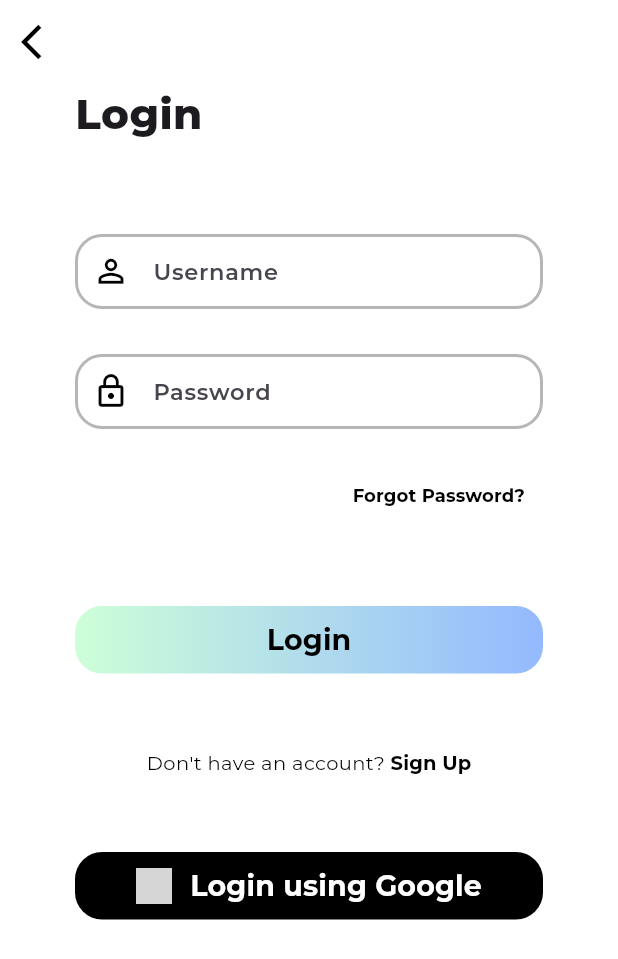
After one commit to tunaerol/CS310-Project, a Flutter app: the LoginPage screen opened by its route, on a phone screen of 412 x 824 dp. The commit adds this screen. Shown: the top 959 px of the screen. Run offline on Flutter 3.47's test engine with Material 3 defaults, Android fonts, the phone set to English and light mode, and no system bars; our stand-ins replace google_fonts; network calls fail; grey boxes are pictures that could not be loaded.

Commit message:
Created login page, There was already opening page. Connected Between

```diff
--- /dev/null
+++ b/build_your_focus/lib/Entrance/login_page.dart
@@ -0,0 +1,203 @@
+import 'package:flutter/material.dart';
+import 'package:google_fonts/google_fonts.dart';
+
+class LoginPage extends StatefulWidget {
+  const LoginPage({super.key});
+
+  @override
+  State<LoginPage> createState() => _LoginPageState();
+}
+
+class _LoginPageState extends State<LoginPage> {
+  @override
+  Widget build(BuildContext context) {
+    return Scaffold(
+      appBar: AppBar(
+        backgroundColor: Colors.white,
+        leading: IconButton(icon: Icon(Icons.arrow_back_ios,color: Colors.black,size: 28,), onPressed: () {
+          Navigator.popUntil(context, ModalRoute.withName('/'));
+        },),
+      ),
+      backgroundColor: Colors.white,
+      body: Padding(
+        padding: const EdgeInsets.only(right: 50.0, left: 50.0),
+        child: Column(
+          children: [
+            Row(
+              children: [
+                Text("Login",style: GoogleFonts.montserrat(fontSize: 28 ,fontWeight: FontWeight.w800),)
+              ],
+            ),
+            SizedBox(height: 60),
+
+            Container(
+              height: 50 ,
+              decoration: BoxDecoration(
+                color: Colors.white,
+              ),
+              child: TextField(
+                style: GoogleFonts.montserrat(fontSize: 15,fontWeight: FontWeight.w600),
+                maxLines:1,
+                decoration: InputDecoration(
+                  labelText: "Username",
+                  labelStyle: GoogleFonts.montserrat(fontSize: 15,fontWeight: FontWeight.w600),
+                  prefixIcon: Icon(Icons.person_outline,color: Colors.black, size:25 ,),
+                  enabledBorder: OutlineInputBorder(
+                    borderRadius: BorderRadius.circular(18),
+                    borderSide: BorderSide(color: Color(0xFFB6B6B6),width: 2),
+                  ),
+                  focusedBorder: OutlineInputBorder(
+                    borderRadius: BorderRadius.circular(18),
+                    borderSide: BorderSide(color: Colors.black,width: 2),
+                  ),
+                ),
+              ),
+            ),
+
+            SizedBox(height: 30),
+
+
+
+
+            Container(
+              height: 50 ,
+              decoration: BoxDecoration(
+                color: Colors.white,
+              ),
+
+              child: TextField(
+                style: GoogleFonts.montserrat(fontSize: 15,fontWeight: FontWeight.w600),
+                maxLines:1,
+                decoration: InputDecoration(
+                  labelText: "Password",
+                  labelStyle: GoogleFonts.montserrat(fontSize: 15,fontWeight: FontWeight.w600),
+                  prefixIcon: Icon(Icons.lock_outline,color: Colors.black, size:25 ,),
+                  enabledBorder: OutlineInputBorder(
+                    borderRadius: BorderRadius.circular(18),
+                    borderSide: BorderSide(color: Color(0xFFB6B6B6),width: 2),
+                  ),
+                  focusedBorder: OutlineInputBorder(
+                    borderRadius: BorderRadius.circular(18),
+                    borderSide: BorderSide(color: Colors.black,width: 2),
+                  ),
+                ),
+              ),
+            ),
+
+
+            SizedBox(height: 20,),
+            Align(
+              alignment: Alignment.centerRight,
+              child: TextButton(
+                onPressed: null, // Null for now designed after
+                child: Text(
+                  "Forgot Password?",
+                  style: GoogleFonts.montserrat(
+                    fontSize: 12,
+                    fontWeight: FontWeight.w700,
+                    color: Colors.black,
+                  ),
+                ),
+              ),
+            ),
+
+            SizedBox(height: 50),
+            SizedBox(
+              width: double.infinity,
+              height: 45,
+              child: Container(
+                decoration: BoxDecoration(
+                  gradient: const LinearGradient(
+                    colors: [Color(0xFFcdffd8), Color(0xFF94b9ff)],
+                    begin: Alignment.centerLeft,
+                    end: Alignment.centerRight,
+                  ),
+                  borderRadius: BorderRadius.circular(18),
+                ),
+                child: ElevatedButton(
+                  onPressed: () {
+
+                  },
+                  style: ElevatedButton.styleFrom(
+                    backgroundColor: Colors.transparent,
+                    shadowColor: Colors.transparent,
+                    shape: RoundedRectangleBorder(
+                      borderRadius: BorderRadius.circular(18),
+                    ),
+                    elevation: 0,
+                  ),
+                  child: Text(
+                    "Login",
+                    style: GoogleFonts.montserrat(
+                      fontSize: 19,
+                      fontWeight: FontWeight.w700,
+                      color: Colors.black,
+                    ),
+                  ),
+                ),
+              ),
+            ),
+
+            SizedBox(height:50),
+            Align(
+              alignment: Alignment.center,
+              child: Row(
+                mainAxisAlignment: MainAxisAlignment.center,
+                children: [
+                  Text("Don't have an account? ", style: GoogleFonts.montserrat(fontSize:13, fontWeight: FontWeight.w400 ,color: Colors.black),),
+                  TextButton(
+                      onPressed: (){
+
+                      },
+                      style: TextButton.styleFrom(
+                        padding: EdgeInsets.zero,
+                        minimumSize: Size(0, 0),
+                        tapTargetSize: MaterialTapTargetSize.shrinkWrap,
+                      ),
+                      child: Text("Sign Up",style: GoogleFonts.montserrat(fontSize:13, fontWeight: FontWeight.w700 ,color: Colors.black),)
+                  )
+                ],
+              ),
+            ),
+            SizedBox(height: 50,),
+
+            SizedBox(
+              width: double.infinity,
+              height: 45,
+              child: ElevatedButton(
+                onPressed: () {},
+                style: ElevatedButton.styleFrom(
+                  backgroundColor: const Color(0xFF000000),
+                  shape: RoundedRectangleBorder(
+                    borderRadius: BorderRadius.circular(18),
+                  ),
+                  elevation: 0,
+                ),
+                child: Row(
+                  mainAxisAlignment: MainAxisAlignment.center,
+                  children: [
+                    Image.network(
+                      'https://www.google.com/images/branding/googleg/1x/googleg_standard_color_128dp.png', //found in network and directly added with link
+                      height: 24,
+                      width: 24,
+                    ),
+                    SizedBox(width: 12),
+                    Text(
+                      "Login using Google",
+                      style: GoogleFonts.montserrat(
+                        fontSize: 19,
+                        fontWeight: FontWeight.w700,
+                        color: Colors.white,
+                      ),
+                    ),
+                  ],
+                ),
+              ),
+            ),
+
+          ],
+        ),
+      ),
+    );
+  }
+}
--- a/build_your_focus/lib/main.dart
+++ b/build_your_focus/lib/main.dart
@@ -1,5 +1,6 @@
 import 'package:flutter/material.dart';
 import 'Entrance/opening_page.dart';
+import 'Entrance/login_page.dart';
 
 void main(){
   runApp(const FocusApp());
@@ -20,6 +21,7 @@ class _FocusAppState extends State<FocusApp> {
       initialRoute: '/first_opening',
       routes: {
         '/first_opening' :(context) => const FirstOpening(),
+        '/login_page' : (context) => const LoginPage(),
       },
     );
   }
--- a/build_your_focus/pubspec.yaml
+++ b/build_your_focus/pubspec.yaml
@@ -38,14 +38,14 @@ dependencies:
 dev_dependencies:
   flutter_test:
     sdk: flutter
-  google_fonts: ^4.0.4
+  google_fonts: ^6.3.2
 
   # The "flutter_lints" package below contains a set of recommended lints to
   # encourage good coding practices. The lint set provided by the package is
   # activated in the `analysis_options.yaml` file located at the root of your
   # package. See that file for information about deactivating specific lint
   # rules and activating additional ones.
-  flutter_lints: ^5.0.0
+  flutter_lints: ^6.0.0
 
 # For information on the generic Dart part of this file, see the
 # following page: https://dart.dev/tools/pub/pubspec
```
Also changed, not shown: 2 other files.
